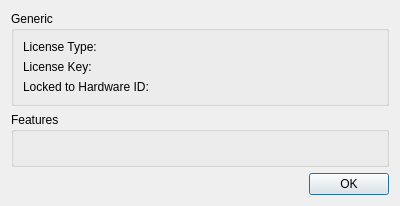
First picture: the form in client/src/ui/dialogs/license_details_dialog.ui, repository networkoptix/nx_open, before the edit.
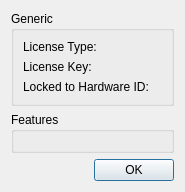
Second picture: the form after the edit.

Commit message:
(Issue #3669) :  VW licenses
<==== Mercurial data ====>
Branch: master

Diff of the .ui file:
```diff
--- a/client/src/ui/dialogs/license_details_dialog.ui
+++ b/client/src/ui/dialogs/license_details_dialog.ui
@@ -10,10 +10,19 @@
     <height>189</height>
    </rect>
   </property>
+  <property name="sizePolicy">
+   <sizepolicy hsizetype="Fixed" vsizetype="Fixed">
+    <horstretch>0</horstretch>
+    <verstretch>0</verstretch>
+   </sizepolicy>
+  </property>
   <property name="windowTitle">
    <string>License Details</string>
   </property>
   <layout class="QVBoxLayout" name="verticalLayout">
+   <property name="sizeConstraint">
+    <enum>QLayout::SetFixedSize</enum>
+   </property>
    <item>
     <widget class="QGroupBox" name="groupBox">
      <property name="title">
@@ -70,17 +79,10 @@
      <property name="title">
       <string>Features</string>
      </property>
-     <layout class="QHBoxLayout" name="horizontalLayout" stretch="0,1">
-      <item>
-       <widget class="QLabel" name="featureNameLabel">
-        <property name="text">
-         <string notr="true">&lt;feature name&gt;</string>
-        </property>
-       </widget>
-      </item>
-      <item>
-       <widget class="QLabel" name="featureValueLabel"/>
-      </item>
+     <layout class="QFormLayout" name="featuresLayout">
+      <property name="fieldGrowthPolicy">
+       <enum>QFormLayout::AllNonFixedFieldsGrow</enum>
+      </property>
      </layout>
     </widget>
    </item>
```
Left out of the diff: 8 changed lines with no effect on the pictures. The commit also changes 4 other files.
